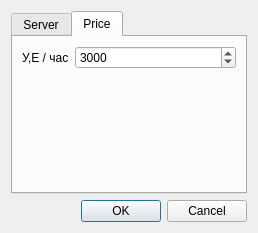
Above: Client/SettingsDialog.ui from Baxulio/ParkingAS before the change. Below: the same form after it.
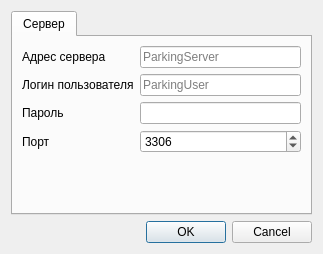
That is the form after the change. The open tabs and pages were chosen to show the change.

```diff
--- a/Client/SettingsDialog.ui
+++ b/Client/SettingsDialog.ui
@@ -6,8 +6,8 @@
    <rect>
     <x>0</x>
     <y>0</y>
-    <width>258</width>
-    <height>233</height>
+    <width>323</width>
+    <height>254</height>
    </rect>
   </property>
   <property name="windowTitle">
@@ -27,13 +27,13 @@
      </property>
      <widget class="QWidget" name="server_tab">
       <attribute name="title">
-       <string>Server</string>
+       <string>Сервер</string>
       </attribute>
       <layout class="QFormLayout" name="formLayout">
        <item row="0" column="0">
         <widget class="QLabel" name="label">
          <property name="text">
-          <string>&amp;Hostname</string>
+          <string>Адрес сервера</string>
          </property>
          <property name="buddy">
           <cstring>server_hostname_line_edit</cstring>
@@ -56,7 +56,7 @@
           <bool>true</bool>
          </property>
          <property name="text">
-          <string>&amp;Login</string>
+          <string>Логин пользователя</string>
          </property>
          <property name="buddy">
           <cstring>server_login_line_edit</cstring>
@@ -82,7 +82,7 @@
           <bool>true</bool>
          </property>
          <property name="text">
-          <string>&amp;Password</string>
+          <string>Пароль</string>
          </property>
          <property name="buddy">
           <cstring>server_password_line_edit</cstring>
@@ -108,7 +108,7 @@
        <item row="3" column="0">
         <widget class="QLabel" name="label_4">
          <property name="text">
-          <string>&amp;Port</string>
+          <string>Порт</string>
          </property>
          <property name="buddy">
           <cstring>server_port_spin_box</cstring>
@@ -130,33 +130,6 @@
        </item>
       </layout>
      </widget>
-     <widget class="QWidget" name="mode_tab">
-      <attribute name="title">
-       <string>Price</string>
-      </attribute>
-      <layout class="QFormLayout" name="formLayout_4">
-       <item row="0" column="0">
-        <widget class="QLabel" name="label_5">
-         <property name="text">
-          <string>У,Е / час</string>
-         </property>
-        </widget>
-       </item>
-       <item row="0" column="1">
-        <widget class="QSpinBox" name="price_spin">
-         <property name="maximum">
-          <number>100000</number>
-         </property>
-         <property name="singleStep">
-          <number>100</number>
-         </property>
-         <property name="value">
-          <number>3000</number>
-         </property>
-        </widget>
-       </item>
-      </layout>
-     </widget>
     </widget>
    </item>
    <item>
@@ -167,6 +140,9 @@
      <property name="standardButtons">
       <set>QDialogButtonBox::Cancel|QDialogButtonBox::Ok</set>
      </property>
+     <property name="centerButtons">
+      <bool>false</bool>
+     </property>
     </widget>
    </item>
   </layout>
```
